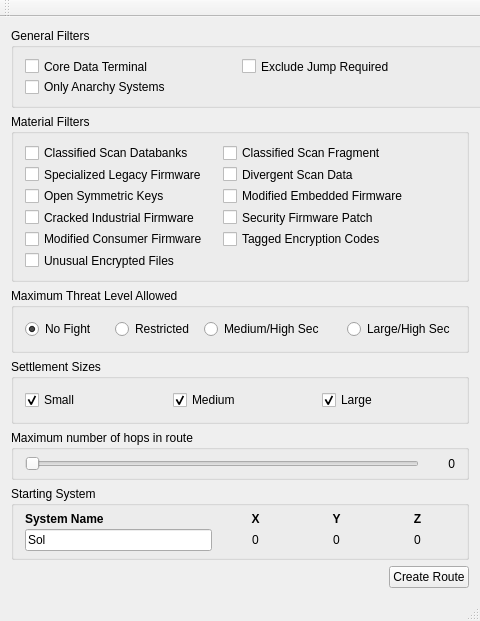
First picture: the form in src/MainWindow.ui, repository neotron/EDPathFinder, before the edit.
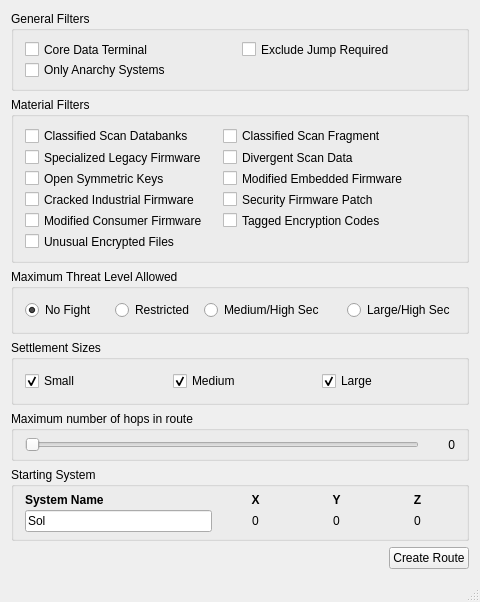
Second picture: the form after the edit. Custom widgets are drawn as their Qt base class.

```diff
--- a/src/MainWindow.ui
+++ b/src/MainWindow.ui
@@ -7,7 +7,7 @@
     <x>0</x>
     <y>0</y>
     <width>480</width>
-    <height>621</height>
+    <height>602</height>
    </rect>
   </property>
   <property name="sizePolicy">
@@ -19,13 +19,31 @@
   <property name="minimumSize">
    <size>
     <width>480</width>
-    <height>0</height>
+    <height>602</height>
+   </size>
+  </property>
+  <property name="maximumSize">
+   <size>
+    <width>480</width>
+    <height>602</height>
    </size>
   </property>
   <property name="windowTitle">
    <string>ED Pathfinder</string>
   </property>
   <widget class="QWidget" name="centralWidget">
+   <property name="minimumSize">
+    <size>
+     <width>480</width>
+     <height>0</height>
+    </size>
+   </property>
+   <property name="maximumSize">
+    <size>
+     <width>480</width>
+     <height>16777215</height>
+    </size>
+   </property>
    <layout class="QVBoxLayout" name="verticalLayout">
     <item>
      <widget class="QGroupBox" name="groupBox">
@@ -37,7 +55,7 @@
       </property>
       <property name="minimumSize">
        <size>
-        <width>480</width>
+        <width>0</width>
         <height>80</height>
        </size>
       </property>
@@ -619,14 +637,6 @@
     </rect>
    </property>
   </widget>
-  <widget class="QToolBar" name="mainToolBar">
-   <attribute name="toolBarArea">
-    <enum>TopToolBarArea</enum>
-   </attribute>
-   <attribute name="toolBarBreak">
-    <bool>false</bool>
-   </attribute>
-  </widget>
   <widget class="QStatusBar" name="statusBar"/>
   <action name="actionFile">
    <property name="text">
```
